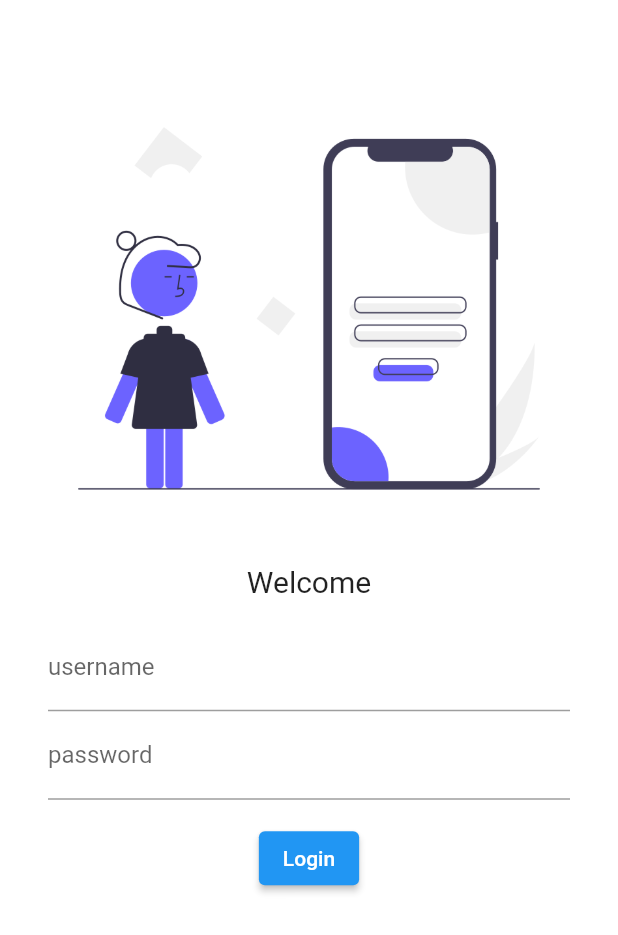
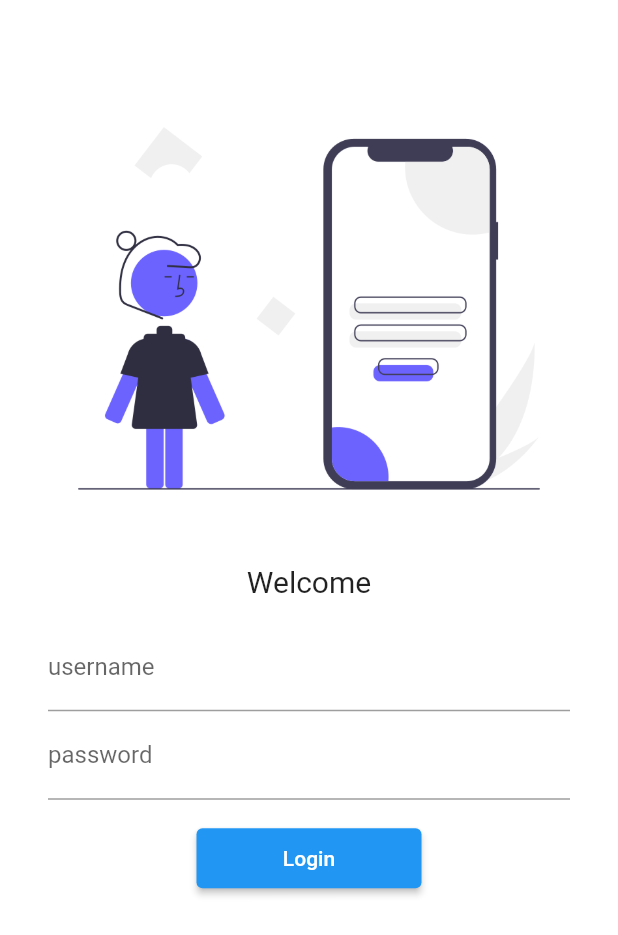
Before and after one commit to Parineeta-coder/flutter_catalog, a Flutter app: the screen it shows after launch, on a phone screen of 412 x 824 dp. Shown: the top 935 px of the screen. Run offline on Flutter 3.47's test engine with Material 2 defaults, Android fonts, the phone set to English and light mode, and no system bars.

Commit message:
day 5 completed

```diff
--- a/lib/main.dart
+++ b/lib/main.dart
@@ -1,6 +1,7 @@
 import 'package:flutter/material.dart';
 import 'package:flutter_catalog/pages/home_page.dart';
 import 'package:flutter_catalog/pages/login_page.dart';
+import 'package:flutter_catalog/utils/routes.dart';
 
 void main() {
   runApp(MyApp());
@@ -16,9 +17,8 @@ class MyApp extends StatelessWidget {
       darkTheme: ThemeData(brightness: Brightness.dark),
       initialRoute: "/login",
       routes: {
-        // "/": (context) => LoginPage(),
-        "/home": (context) => HomePage(),
-        "/login": (context) => LoginPage()
+        MyRoutes.homeRoute: (context) => HomePage(),
+        MyRoutes.loginRoute: (context) => LoginPage()
       },
     );
   }
--- a/lib/pages/login_page.dart
+++ b/lib/pages/login_page.dart
@@ -1,5 +1,6 @@
 import 'package:flutter/material.dart';
-//hm
+import 'package:flutter_catalog/utils/routes.dart';
+
 class LoginPage extends StatelessWidget {
   @override
   Widget build(BuildContext context) {
@@ -37,10 +38,12 @@ class LoginPage extends StatelessWidget {
                   SizedBox(height: 15),
                   ElevatedButton(
                     onPressed: () {
-                      print("hi pari");
+                      Navigator.pushNamed(context, MyRoutes.homeRoute);
                     },
                     child: Text("Login"),
-                    style: TextButton.styleFrom(),
+                    style: TextButton.styleFrom(
+                      minimumSize: Size(150, 40),
+                    ),
                   ),
                 ],
               ),
--- /dev/null
+++ b/lib/utils/routes.dart
@@ -0,0 +1,4 @@
+class MyRoutes {
+  static String loginRoute = "/login";
+  static String homeRoute = "/home";
+}
```
